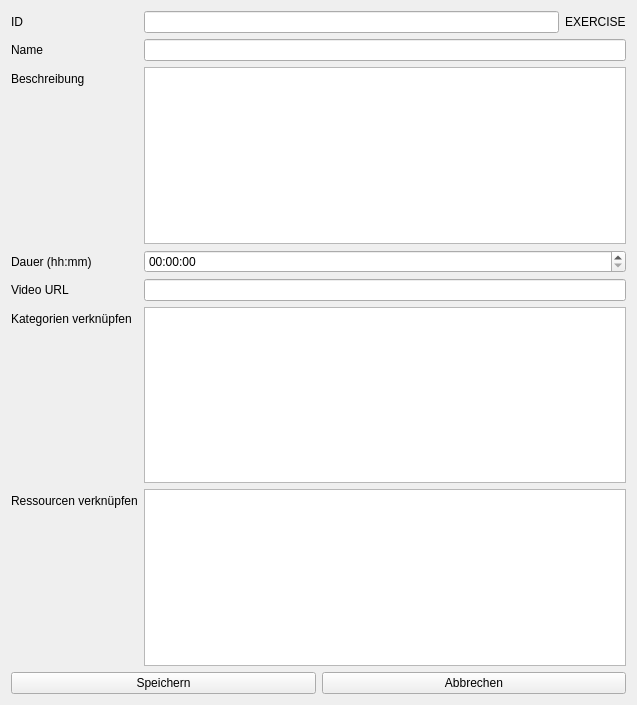
Old version of the form app/view/exercise_widget.ui in the repository UltimateCuB3R/DLMCSPSE01_D.
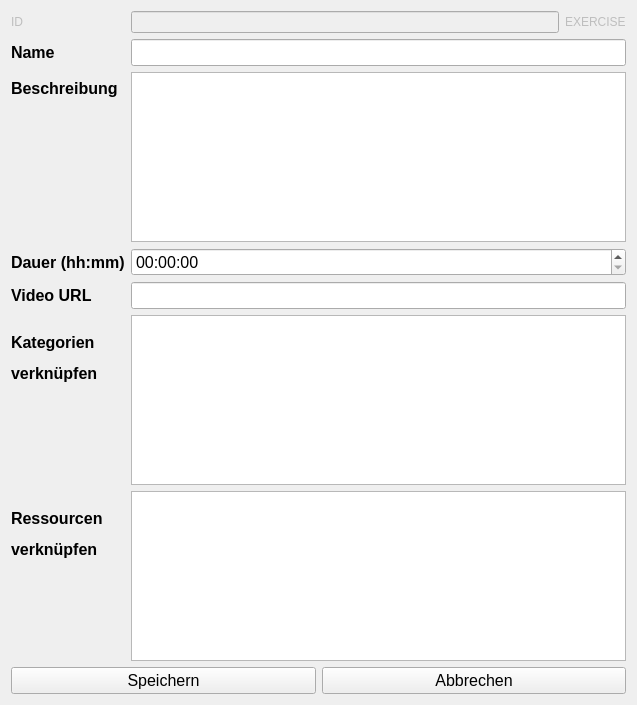
New version of the form.

The edit to the form file:
```diff
--- a/app/view/exercise_widget.ui
+++ b/app/view/exercise_widget.ui
@@ -18,6 +18,9 @@
     <layout class="QFormLayout" name="formLayout">
      <item row="0" column="0">
       <widget class="QLabel" name="label_id">
+       <property name="enabled">
+        <bool>false</bool>
+       </property>
        <property name="text">
         <string>ID</string>
        </property>
@@ -25,6 +28,13 @@
      </item>
      <item row="1" column="0">
       <widget class="QLabel" name="label_name">
+       <property name="font">
+        <font>
+         <pointsize>12</pointsize>
+         <weight>75</weight>
+         <bold>true</bold>
+        </font>
+       </property>
        <property name="text">
         <string>Name</string>
        </property>
@@ -32,6 +42,11 @@
      </item>
      <item row="1" column="1">
       <widget class="QLineEdit" name="lineEdit_name">
+       <property name="font">
+        <font>
+         <pointsize>12</pointsize>
+        </font>
+       </property>
        <property name="text">
         <string extracomment="Name der Übung"/>
        </property>
@@ -39,38 +54,83 @@
      </item>
      <item row="2" column="0">
       <widget class="QLabel" name="label_description">
+       <property name="font">
+        <font>
+         <pointsize>12</pointsize>
+         <weight>75</weight>
+         <bold>true</bold>
+        </font>
+       </property>
        <property name="text">
         <string>Beschreibung</string>
        </property>
       </widget>
      </item>
      <item row="2" column="1">
-      <widget class="QTextEdit" name="textEdit_description"/>
+      <widget class="QTextEdit" name="textEdit_description">
+       <property name="font">
+        <font>
+         <pointsize>12</pointsize>
+        </font>
+       </property>
+      </widget>
      </item>
      <item row="3" column="0">
       <widget class="QLabel" name="label_duration">
+       <property name="font">
+        <font>
+         <pointsize>12</pointsize>
+         <weight>75</weight>
+         <bold>true</bold>
+        </font>
+       </property>
        <property name="text">
         <string>Dauer (hh:mm)</string>
        </property>
       </widget>
      </item>
      <item row="3" column="1">
-      <widget class="QTimeEdit" name="timeEdit_duration"/>
+      <widget class="QTimeEdit" name="timeEdit_duration">
+       <property name="font">
+        <font>
+         <pointsize>12</pointsize>
+        </font>
+       </property>
+      </widget>
      </item>
      <item row="4" column="0">
       <widget class="QLabel" name="label_video_url">
+       <property name="font">
+        <font>
+         <pointsize>12</pointsize>
+         <weight>75</weight>
+         <bold>true</bold>
+        </font>
+       </property>
        <property name="text">
         <string>Video URL</string>
        </property>
       </widget>
      </item>
      <item row="4" column="1">
-      <widget class="QLineEdit" name="lineEdit_video_url"/>
+      <widget class="QLineEdit" name="lineEdit_video_url">
+       <property name="font">
+        <font>
+         <pointsize>12</pointsize>
+        </font>
+       </property>
+       <property name="inputMethodHints">
+        <set>Qt::ImhUrlCharactersOnly</set>
+       </property>
+      </widget>
      </item>
      <item row="0" column="1">
       <layout class="QHBoxLayout" name="horizontalLayout_2">
        <item>
         <widget class="QLineEdit" name="lineEdit_id">
+         <property name="enabled">
+          <bool>false</bool>
+         </property>
          <property name="readOnly">
           <bool>true</bool>
          </property>
@@ -78,6 +138,9 @@
        </item>
        <item>
         <widget class="QLabel" name="label_table_name">
+         <property name="enabled">
+          <bool>false</bool>
+         </property>
          <property name="text">
           <string>EXERCISE</string>
          </property>
@@ -87,6 +150,11 @@
      </item>
      <item row="5" column="1">
       <widget class="QTableWidget" name="table_category">
+       <property name="font">
+        <font>
+         <pointsize>12</pointsize>
+        </font>
+       </property>
        <property name="editTriggers">
         <set>QAbstractItemView::NoEditTriggers</set>
        </property>
@@ -109,13 +177,25 @@
      </item>
      <item row="5" column="0">
       <widget class="QLabel" name="label_link_category">
+       <property name="font">
+        <font>
+         <pointsize>12</pointsize>
+         <weight>75</weight>
+         <bold>true</bold>
+        </font>
+       </property>
        <property name="text">
-        <string>Kategorien verknüpfen</string>
+        <string>&lt;html&gt;&lt;head/&gt;&lt;body&gt;&lt;p&gt;Kategorien&lt;/p&gt;&lt;p&gt;verknüpfen&lt;/p&gt;&lt;/body&gt;&lt;/html&gt;</string>
        </property>
       </widget>
      </item>
      <item row="6" column="1">
       <widget class="QTableWidget" name="table_resource">
+       <property name="font">
+        <font>
+         <pointsize>12</pointsize>
+        </font>
+       </property>
        <property name="editTriggers">
         <set>QAbstractItemView::NoEditTriggers</set>
        </property>
@@ -136,7 +216,7 @@
      <item row="6" column="0">
       <widget class="QLabel" name="label_link_resource">
        <property name="text">
-        <string>Ressourcen verknüpfen</string>
+        <string>&lt;html&gt;&lt;head/&gt;&lt;body&gt;&lt;p&gt;&lt;span style=&quot; font-size:12pt; font-weight:600;&quot;&gt;Ressourcen&lt;/span&gt;&lt;/p&gt;&lt;p&gt;&lt;span style=&quot; font-size:12pt; font-weight:600;&quot;&gt;verknüpfen&lt;/span&gt;&lt;/p&gt;&lt;/body&gt;&lt;/html&gt;</string>
        </property>
       </widget>
      </item>
@@ -146,6 +226,11 @@
     <layout class="QHBoxLayout" name="horizontalLayout">
      <item>
       <widget class="QPushButton" name="pushButton_save">
+       <property name="font">
+        <font>
+         <pointsize>12</pointsize>
+        </font>
+       </property>
        <property name="text">
         <string>Speichern</string>
        </property>
@@ -153,6 +238,11 @@
      </item>
      <item>
       <widget class="QPushButton" name="pushButton_cancel">
+       <property name="font">
+        <font>
+         <pointsize>12</pointsize>
+        </font>
+       </property>
        <property name="text">
         <string>Abbrechen</string>
        </property>
```
